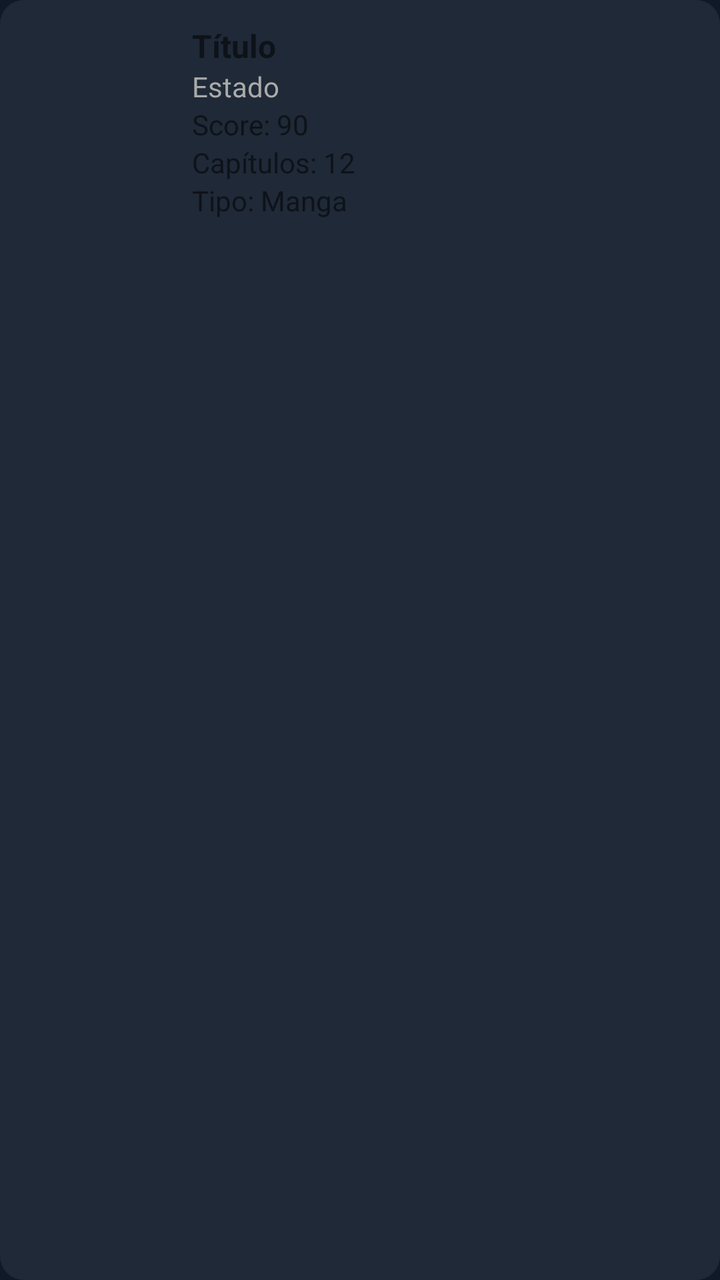
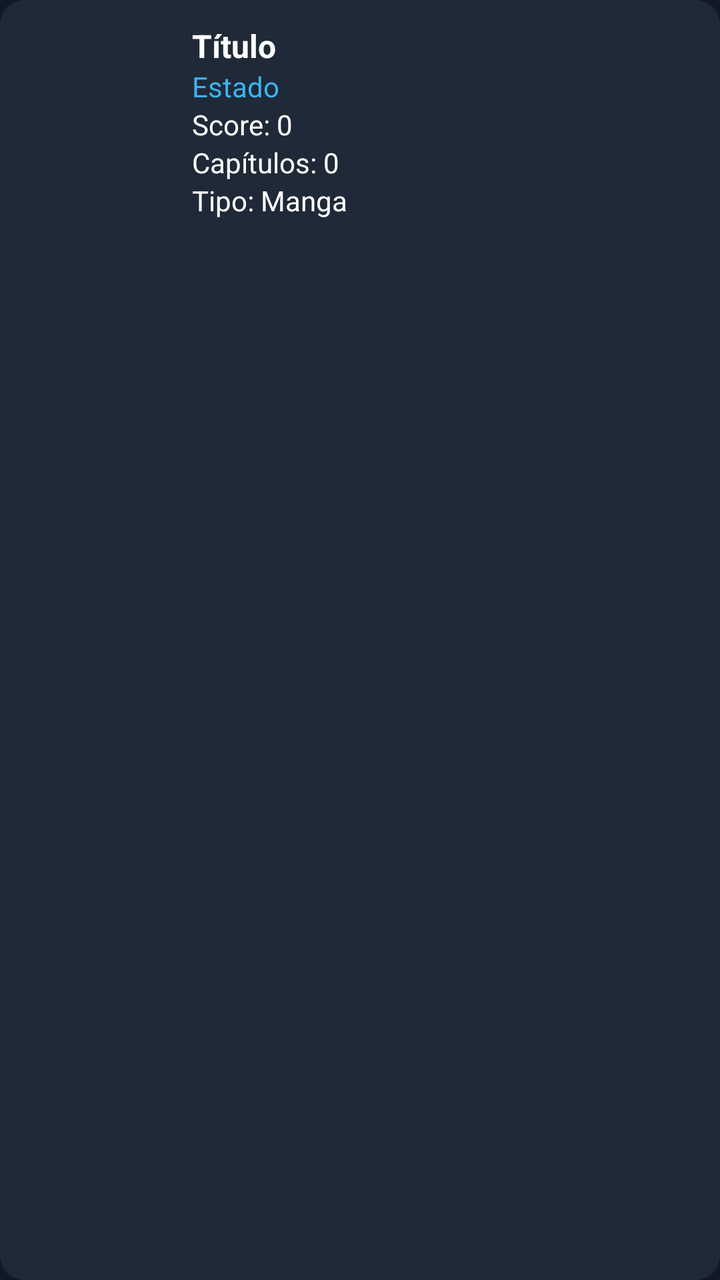

Compare the two renders of this Android layout. The source of the first and the diff that turns it into the second are given below.
<!-- AndroidManifest.xml: application theme Theme.YomiTrack -->
<!-- res/layout/item_manga.xml -->
<LinearLayout xmlns:android="http://schemas.android.com/apk/res/android"
    android:layout_width="match_parent"
    android:layout_height="wrap_content"
    android:layout_marginBottom="8dp"
    android:background="@drawable/bg_card"
    android:orientation="horizontal"
    android:padding="12dp">

    <ImageView
        android:id="@+id/imageCover"
        android:layout_width="72dp"
        android:layout_height="96dp"
        android:layout_marginEnd="12dp"
        android:contentDescription="Portada"
        android:scaleType="centerCrop" />

    <LinearLayout
        android:layout_width="0dp"
        android:layout_height="wrap_content"
        android:layout_weight="1"
        android:orientation="vertical">

        <TextView
            android:id="@+id/textTitle"
            android:layout_width="wrap_content"
            android:layout_height="wrap_content"
            android:text="Título"
            android:textSize="16sp"
            android:textStyle="bold" />

        <TextView
            android:id="@+id/textStatus"
            android:layout_width="wrap_content"
            android:layout_height="wrap_content"
            android:text="Estado"
            android:textColor="@android:color/darker_gray"
            android:textSize="14sp" />

        <TextView
            android:id="@+id/textScore"
            android:layout_width="wrap_content"
            android:layout_height="wrap_content"
            android:text="Score: 90"
            android:textSize="14sp" />

        <TextView
            android:id="@+id/textProgress"
            android:layout_width="wrap_content"
            android:layout_height="wrap_content"
            android:text="Capítulos: 12"
            android:textSize="14sp" />

        <TextView
            android:id="@+id/textType"
            android:layout_width="wrap_content"
            android:layout_height="wrap_content"
            android:text="Tipo: Manga"
            android:textSize="14sp" />
    </LinearLayout>
</LinearLayout>
<!-- resources referenced by this layout -->
<resources>
  <!-- drawable bg_card (drawable) -->
  <shape xmlns:android="http://schemas.android.com/apk/res/android"
      android:shape="rectangle">
      <solid android:color="@color/primary" />
      <corners android:radius="12dp" />
      <padding android:left="8dp" android:top="8dp" android:right="8dp" android:bottom="8dp" />
      <elevation android:height="2dp" />
  </shape>
  <style name="Theme.YomiTrack" parent="Base.Theme.YomiTrack" />
  <color name="primary">#1F2937</color>
  <style name="Base.Theme.YomiTrack" parent="Theme.MaterialComponents.DayNight.NoActionBar">
          
          <item name="colorPrimary">@color/primary</item>
          <item name="colorPrimaryVariant">@color/primary</item>
          <item name="colorOnPrimary">@color/textPrimary</item>
          <item name="android:colorBackground">@color/background</item>
          <item name="colorOnBackground">@color/textPrimary</item>
  
          
          <item name="bottomNavigationStyle">@style/CustomBottomNav</item>
      </style>
  <color name="textPrimary">#FFFFFF</color>
  <color name="background">#121926</color>
  <style name="CustomBottomNav" parent="Widget.MaterialComponents.BottomNavigationView">
          <item name="android:background">@color/primary</item>
          <item name="itemIconTint">@color/textPrimary</item>
          <item name="itemTextColor">@color/textPrimary</item>
      </style>
</resources>

<!-- the commit's change to res/layout/item_manga.xml (unified diff, before → after) -->
@@ -25,6 +25,7 @@
             android:layout_width="wrap_content"
             android:layout_height="wrap_content"
             android:text="Título"
+            android:textColor="@android:color/white"
             android:textSize="16sp"
             android:textStyle="bold" />
 
@@ -33,21 +34,23 @@
             android:layout_width="wrap_content"
             android:layout_height="wrap_content"
             android:text="Estado"
-            android:textColor="@android:color/darker_gray"
+            android:textColor="@color/status_blue"
             android:textSize="14sp" />
 
         <TextView
             android:id="@+id/textScore"
             android:layout_width="wrap_content"
             android:layout_height="wrap_content"
-            android:text="Score: 90"
+            android:text="Score: 0"
+            android:textColor="@android:color/white"
             android:textSize="14sp" />
 
         <TextView
             android:id="@+id/textProgress"
             android:layout_width="wrap_content"
             android:layout_height="wrap_content"
-            android:text="Capítulos: 12"
+            android:text="Capítulos: 0"
+            android:textColor="@android:color/white"
             android:textSize="14sp" />
 
         <TextView
@@ -55,6 +58,7 @@
             android:layout_width="wrap_content"
             android:layout_height="wrap_content"
             android:text="Tipo: Manga"
+            android:textColor="@android:color/white"
             android:textSize="14sp" />
     </LinearLayout>
 </LinearLayout>
<!-- resource entries referenced after the edit -->
@@ -1,5 +1,6 @@
 <!-- resources referenced by this layout -->
 <resources>
+  <color name="status_blue">#3DB4F2</color>
   <!-- drawable bg_card (drawable) -->
   <shape xmlns:android="http://schemas.android.com/apk/res/android"
       android:shape="rectangle">
